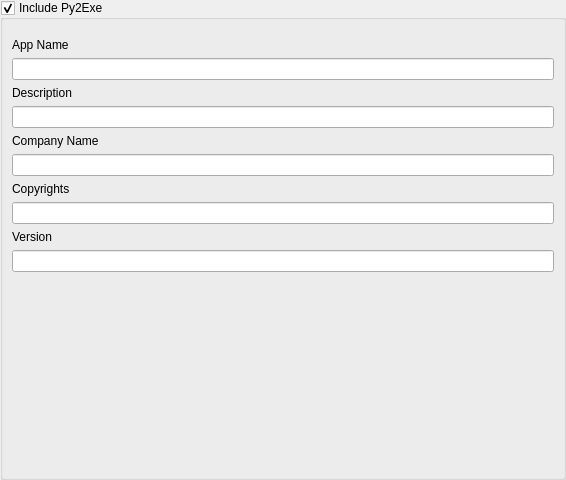
Above: trunk/PPG/src/user_interface/wgt_form3_py2exe.ui from kumar-lakshmanan/our-py-lib before the change. Below: the same form after it.
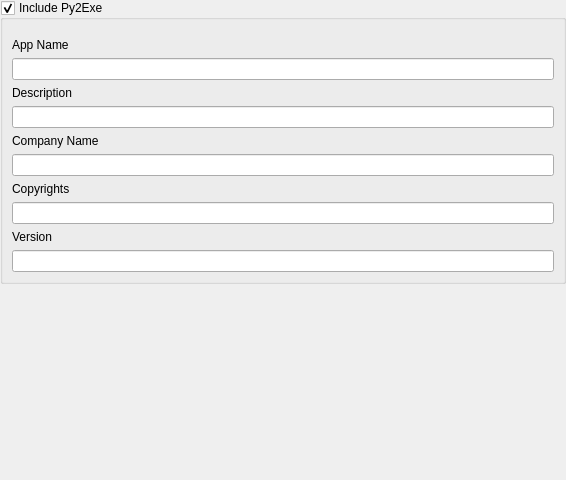
That is the form after the change.

Patch:
```diff
--- a/trunk/PPG/src/user_interface/wgt_form3_py2exe.ui
+++ b/trunk/PPG/src/user_interface/wgt_form3_py2exe.ui
@@ -24,7 +24,7 @@
     <number>0</number>
    </property>
    <property name="bottomMargin">
-    <number>0</number>
+    <number>9</number>
    </property>
    <property name="spacing">
     <number>0</number>
@@ -150,19 +150,6 @@
         </layout>
        </widget>
       </item>
-      <item row="5" column="0">
-       <spacer name="verticalSpacer">
-        <property name="orientation">
-         <enum>Qt::Vertical</enum>
-        </property>
-        <property name="sizeHint" stdset="0">
-         <size>
-          <width>20</width>
-          <height>113</height>
-         </size>
-        </property>
-       </spacer>
-      </item>
       <item row="0" column="0">
        <widget class="QWidget" name="widget" native="true">
         <layout class="QGridLayout" name="gridLayout_3">
@@ -191,6 +178,19 @@
      </layout>
     </widget>
    </item>
+   <item row="1" column="0">
+    <spacer name="verticalSpacer">
+     <property name="orientation">
+      <enum>Qt::Vertical</enum>
+     </property>
+     <property name="sizeHint" stdset="0">
+      <size>
+       <width>20</width>
+       <height>113</height>
+      </size>
+     </property>
+    </spacer>
+   </item>
   </layout>
  </widget>
  <resources/>
```
